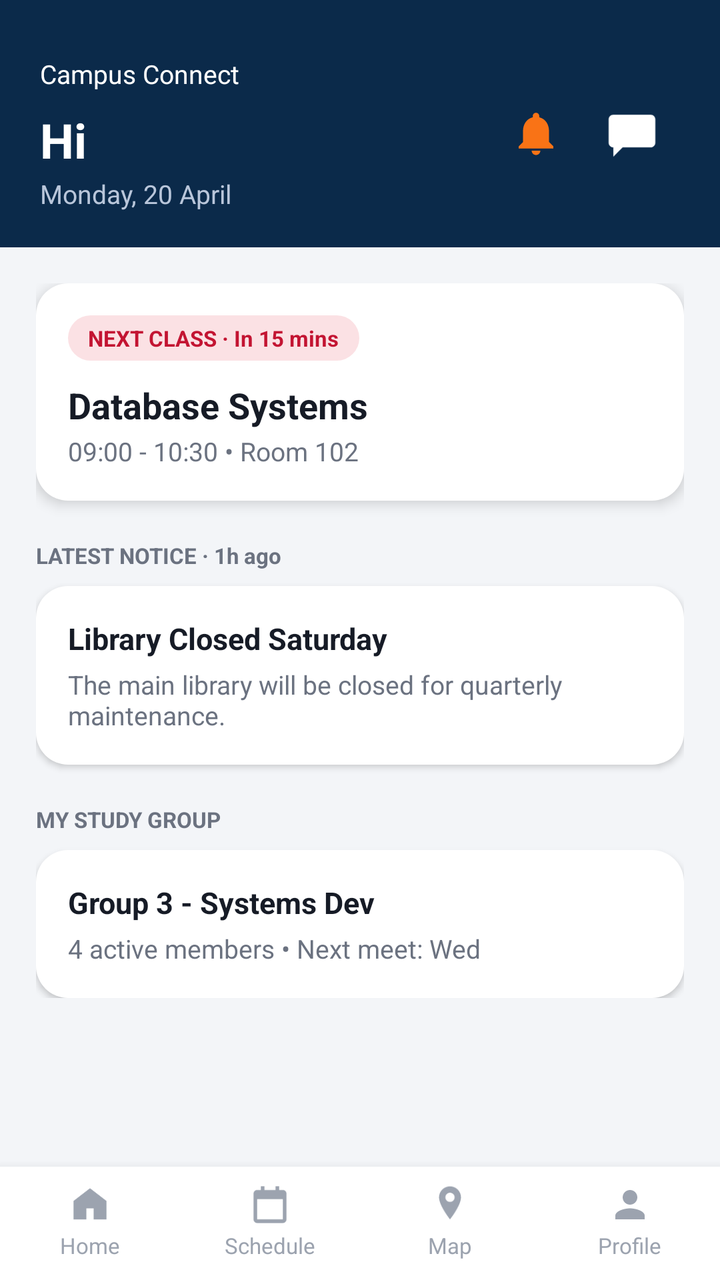
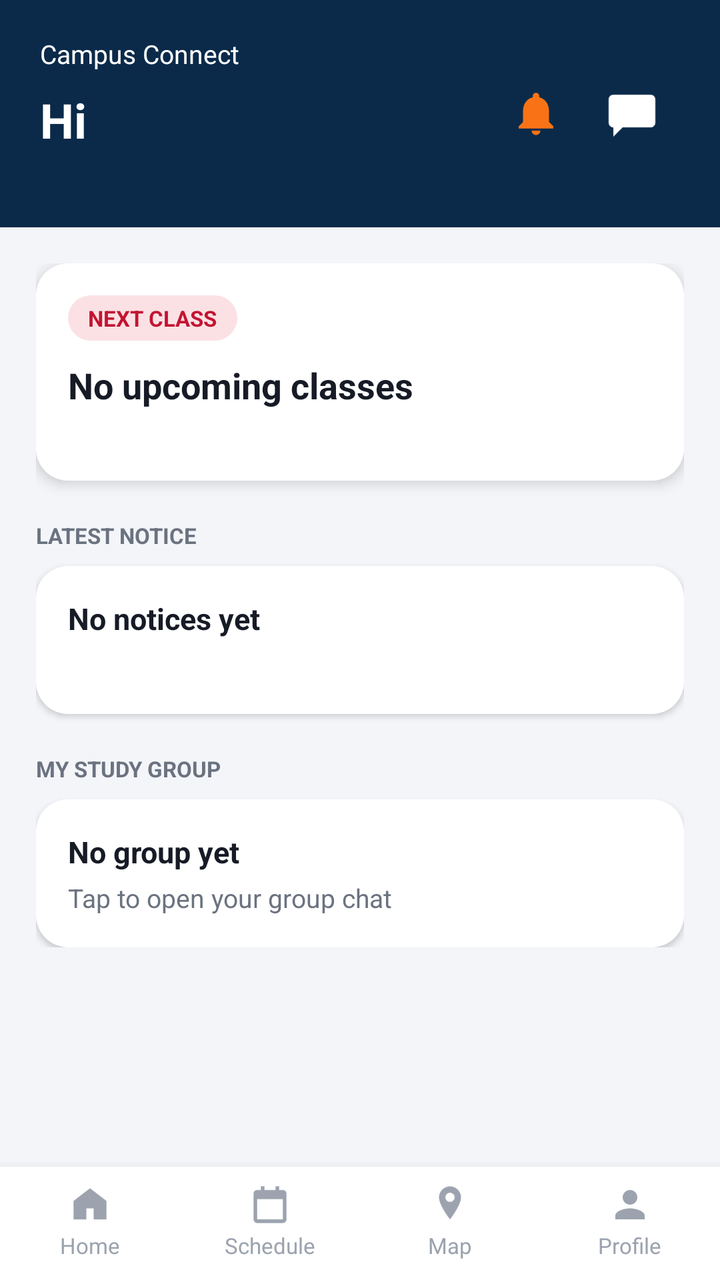

Before-and-after screenshots of an Android layout around one commit, followed by the original layout XML and the change that was made.
<!-- AndroidManifest.xml: application theme Theme.CampusApp -->
<!-- res/layout/activity_student_home.xml -->
<?xml version="1.0" encoding="utf-8"?>
<LinearLayout xmlns:android="http://schemas.android.com/apk/res/android"
    xmlns:app="http://schemas.android.com/apk/res-auto"
    android:layout_width="match_parent"
    android:layout_height="match_parent"
    android:orientation="vertical"
    android:background="@color/background">

    <ScrollView
        android:layout_width="match_parent"
        android:layout_height="0dp"
        android:layout_weight="1">

        <LinearLayout
            android:layout_width="match_parent"
            android:layout_height="wrap_content"
            android:orientation="vertical">

            <LinearLayout
                style="@style/SectionHeader"
                android:orientation="horizontal"
                android:gravity="center_vertical">

                <LinearLayout
                    android:layout_width="0dp"
                    android:layout_height="wrap_content"
                    android:layout_weight="1"
                    android:orientation="vertical">

                    <TextView
                        android:layout_width="wrap_content"
                        android:layout_height="wrap_content"
                        android:text="@string/app_name"
                        android:textColor="@color/white"
                        android:textSize="13sp"/>
                    <TextView
                        android:layout_width="wrap_content"
                        android:layout_height="wrap_content"
                        android:layout_marginTop="8dp"
                        android:id="@+id/tvGreeting"
                        android:text="Hi"
                        android:textColor="@color/white"
                        android:textSize="24sp"
                        android:textStyle="bold"/>
                    <TextView
                        android:layout_width="wrap_content"
                        android:layout_height="wrap_content"
                        android:layout_marginTop="2dp"
                        android:text="Monday, 20 April"
                        android:textColor="#B9C6DA"
                        android:textSize="13sp"/>
                </LinearLayout>

                <include layout="@layout/include_notice_bell"/>

                <ImageView
                    android:id="@+id/btnGroupChat"
                    android:layout_width="48dp"
                    android:layout_height="48dp"
                    android:src="@drawable/ic_chat"
                    app:tint="@color/white"
                    android:padding="10dp"
                    android:contentDescription="Group chat"
                    android:background="?attr/selectableItemBackgroundBorderless"/>
            </LinearLayout>

            <LinearLayout
                android:layout_width="match_parent"
                android:layout_height="wrap_content"
                android:orientation="vertical"
                android:padding="18dp">

                <LinearLayout
                    android:layout_width="match_parent"
                    android:layout_height="wrap_content"
                    android:orientation="vertical"
                    android:background="@drawable/bg_card"
                    android:padding="16dp"
                    android:layout_marginTop="0dp"
                    android:elevation="4dp">

                    <TextView
                        android:layout_width="wrap_content"
                        android:layout_height="wrap_content"
                        android:background="@drawable/bg_pill_red"
                        android:paddingLeft="10dp"
                        android:paddingRight="10dp"
                        android:paddingTop="4dp"
                        android:paddingBottom="4dp"
                        android:text="NEXT CLASS · In 15 mins"
                        android:textColor="@color/badge_red"
                        android:textSize="11sp"
                        android:textStyle="bold"/>

                    <TextView
                        android:layout_width="wrap_content"
                        android:layout_height="wrap_content"
                        android:layout_marginTop="10dp"
                        android:text="Database Systems"
                        android:textColor="@color/text_dark"
                        android:textSize="18sp"
                        android:textStyle="bold"/>

                    <TextView
                        android:layout_width="wrap_content"
                        android:layout_height="wrap_content"
                        android:layout_marginTop="2dp"
                        android:text="09:00 - 10:30 • Room 102"
                        android:textColor="@color/text_gray"
                        android:textSize="13sp"/>
                </LinearLayout>

                <TextView
                    android:layout_width="wrap_content"
                    android:layout_height="wrap_content"
                    android:layout_marginTop="20dp"
                    android:text="LATEST NOTICE · 1h ago"
                    android:textColor="@color/text_gray"
                    android:textSize="11sp"
                    android:textStyle="bold"/>

                <LinearLayout
                    android:layout_width="match_parent"
                    android:layout_height="wrap_content"
                    android:orientation="vertical"
                    android:background="@drawable/bg_card"
                    android:padding="16dp"
                    android:layout_marginTop="8dp"
                    android:elevation="2dp">

                    <TextView
                        android:layout_width="wrap_content"
                        android:layout_height="wrap_content"
                        android:text="Library Closed Saturday"
                        android:textColor="@color/text_dark"
                        android:textSize="15sp"
                        android:textStyle="bold"/>

                    <TextView
                        android:layout_width="match_parent"
                        android:layout_height="wrap_content"
                        android:layout_marginTop="4dp"
                        android:text="The main library will be closed for quarterly maintenance."
                        android:textColor="@color/text_gray"
                        android:textSize="13sp"/>
                </LinearLayout>

                <TextView
                    android:layout_width="wrap_content"
                    android:layout_height="wrap_content"
                    android:layout_marginTop="20dp"
                    android:text="MY STUDY GROUP"
                    android:textColor="@color/text_gray"
                    android:textSize="11sp"
                    android:textStyle="bold"/>

                <LinearLayout
                    android:id="@+id/cardStudyGroup"
                    android:layout_width="match_parent"
                    android:layout_height="wrap_content"
                    android:orientation="vertical"
                    android:background="@drawable/bg_card"
                    android:padding="16dp"
                    android:layout_marginTop="8dp"
                    android:elevation="2dp"
                    android:clickable="true"
                    android:focusable="true"
                    android:foreground="?attr/selectableItemBackground">

                    <TextView
                        android:layout_width="wrap_content"
                        android:layout_height="wrap_content"
                        android:text="Group 3 - Systems Dev"
                        android:textColor="@color/text_dark"
                        android:textSize="15sp"
                        android:textStyle="bold"/>

                    <TextView
                        android:layout_width="wrap_content"
                        android:layout_height="wrap_content"
                        android:layout_marginTop="4dp"
                        android:text="4 active members • Next meet: Wed"
                        android:textColor="@color/text_gray"
                        android:textSize="13sp"/>
                </LinearLayout>

            </LinearLayout>
        </LinearLayout>
    </ScrollView>

    <include layout="@layout/layout_bottom_nav" android:id="@+id/bottomNavInclude"/>

</LinearLayout>
<!-- res/layout/include_notice_bell.xml (included above) -->
<?xml version="1.0" encoding="utf-8"?>
<FrameLayout xmlns:android="http://schemas.android.com/apk/res/android"
    xmlns:app="http://schemas.android.com/apk/res-auto"
    xmlns:tools="http://schemas.android.com/tools"
    android:id="@+id/noticeBell"
    android:layout_width="48dp"
    android:layout_height="48dp"
    android:background="?attr/selectableItemBackgroundBorderless"
    android:clickable="true"
    android:focusable="true">

    <ImageView
        android:layout_width="26dp"
        android:layout_height="26dp"
        android:layout_gravity="center"
        android:importantForAccessibility="no"
        android:src="@drawable/ic_notices"
        app:tint="@color/notice_orange" />

    <TextView
        android:id="@+id/bellBadge"
        android:layout_width="wrap_content"
        android:layout_height="18dp"
        android:layout_gravity="top|end"
        android:background="@drawable/bg_pill_red"
        android:gravity="center"
        android:minWidth="18dp"
        android:paddingStart="5dp"
        android:paddingEnd="5dp"
        android:textColor="@color/white"
        android:textSize="10sp"
        android:textStyle="bold"
        android:visibility="gone"
        tools:ignore="SmallSp" />
</FrameLayout>
<!-- res/layout/layout_bottom_nav.xml (included above) -->
<?xml version="1.0" encoding="utf-8"?>
<LinearLayout xmlns:android="http://schemas.android.com/apk/res/android"
    android:id="@+id/bottomNav"
    android:layout_width="match_parent"
    android:layout_height="wrap_content"
    android:orientation="horizontal"
    android:background="@color/white"
    android:elevation="8dp"
    android:paddingTop="8dp"
    android:paddingBottom="10dp">

    <LinearLayout android:id="@+id/navHome" style="@style/BottomNavItem">
        <ImageView android:id="@+id/navHomeIcon" style="@style/BottomNavIcon" android:src="@drawable/ic_home"/>
        <TextView android:id="@+id/navHomeLabel" style="@style/BottomNavLabel" android:text="Home"/>
    </LinearLayout>

    <LinearLayout android:id="@+id/navSchedule" style="@style/BottomNavItem">
        <ImageView android:id="@+id/navScheduleIcon" style="@style/BottomNavIcon" android:src="@drawable/ic_schedule"/>
        <TextView android:id="@+id/navScheduleLabel" style="@style/BottomNavLabel" android:text="Schedule"/>
    </LinearLayout>

    <LinearLayout android:id="@+id/navMap" style="@style/BottomNavItem">
        <ImageView android:id="@+id/navMapIcon" style="@style/BottomNavIcon" android:src="@drawable/ic_map"/>
        <TextView android:id="@+id/navMapLabel" style="@style/BottomNavLabel" android:text="@string/map"/>
    </LinearLayout>

    <LinearLayout android:id="@+id/navProfile" style="@style/BottomNavItem">
        <ImageView android:id="@+id/navProfileIcon" style="@style/BottomNavIcon" android:src="@drawable/ic_profile"/>
        <TextView android:id="@+id/navProfileLabel" style="@style/BottomNavLabel" android:text="Profile"/>
    </LinearLayout>

</LinearLayout>
<!-- resources referenced by this layout -->
<resources>
  <color name="background">#F3F5F8</color>
  <color name="badge_red">#C31432</color>
  <color name="notice_orange">#F97316</color>
  <color name="text_dark">#161B26</color>
  <color name="text_gray">#6B7280</color>
  <color name="white">#FFFFFF</color>
  <!-- drawable bg_card (drawable) -->
  <?xml version="1.0" encoding="utf-8"?>
  <shape xmlns:android="http://schemas.android.com/apk/res/android" android:shape="rectangle">
      <solid android:color="@color/card_white" />
      <corners android:radius="16dp" />
  </shape>
  <!-- drawable bg_pill_red (drawable) -->
  <?xml version="1.0" encoding="utf-8"?>
  <shape xmlns:android="http://schemas.android.com/apk/res/android" android:shape="rectangle">
      <solid android:color="@color/badge_red_bg" />
      <corners android:radius="20dp" />
  </shape>
  <!-- drawable ic_chat (drawable) -->
  <vector xmlns:android="http://schemas.android.com/apk/res/android"
      android:width="24dp" android:height="24dp" android:viewportWidth="24" android:viewportHeight="24">
      <path android:fillColor="@android:color/white"
          android:pathData="M4,4 L20,4 C21.1,4 22,4.9 22,6 L22,16 C22,17.1 21.1,18 20,18 L8,18 L4,22 L4,18 L4,18 C2.9,18 2,17.1 2,16 L2,6 C2,4.9 2.9,4 4,4 Z"/>
  </vector>
  <!-- drawable ic_home (drawable) -->
  <vector xmlns:android="http://schemas.android.com/apk/res/android"
      android:width="24dp" android:height="24dp" android:viewportWidth="24" android:viewportHeight="24"
      android:tint="?attr/colorControlNormal">
      <path android:fillColor="@android:color/white"
          android:pathData="M12,3 L21,10 L21,20 L14,20 L14,14 L10,14 L10,20 L3,20 L3,10 Z"
          android:fillType="evenOdd"/>
  </vector>
  <string name="app_name">Campus Connect</string>
  <string name="map">Map</string>
  <style name="BottomNavIcon">
          <item name="android:layout_width">22dp</item>
          <item name="android:layout_height">22dp</item>
          <item name="android:tint">@color/text_gray_light</item>
      </style>
  <style name="BottomNavLabel">
          <item name="android:layout_width">wrap_content</item>
          <item name="android:layout_height">wrap_content</item>
          <item name="android:layout_marginTop">2dp</item>
          <item name="android:textSize">11sp</item>
          <item name="android:textColor">@color/text_gray_light</item>
      </style>
  <style name="SectionHeader">
          <item name="android:layout_width">match_parent</item>
          <item name="android:layout_height">wrap_content</item>
          <item name="android:background">@color/navy_dark</item>
          <item name="android:paddingLeft">20dp</item>
          <item name="android:paddingRight">20dp</item>
          <item name="android:paddingTop">28dp</item>
          <item name="android:paddingBottom">18dp</item>
          <item name="android:orientation">vertical</item>
      </style>
  <style name="Theme.CampusApp" parent="Theme.MaterialComponents.Light.NoActionBar">
          <item name="colorPrimary">@color/primary_blue</item>
          <item name="colorPrimaryDark">@color/navy_dark</item>
          <item name="colorAccent">@color/primary_red</item>
          <item name="android:windowBackground">@color/background</item>
          <item name="android:statusBarColor">@color/navy_dark</item>
      </style>
  <color name="card_white">#FFFFFF</color>
  <color name="badge_red_bg">#FBE1E4</color>
  <color name="text_gray_light">#9CA3AF</color>
  <color name="navy_dark">#0B2A4A</color>
  <color name="primary_blue">#12469E</color>
  <color name="primary_red">#C31432</color>
  <!-- unchanged entries left out for length: 5 -->
</resources>

<!-- the commit's change to res/layout/activity_student_home.xml (unified diff, before → after) -->
@@ -46,7 +46,8 @@
                         android:layout_width="wrap_content"
                         android:layout_height="wrap_content"
                         android:layout_marginTop="2dp"
-                        android:text="Monday, 20 April"
+                        android:id="@+id/tvDate"
+                        android:text=""
                         android:textColor="#B9C6DA"
                         android:textSize="13sp"/>
                 </LinearLayout>
@@ -77,7 +78,11 @@
                     android:background="@drawable/bg_card"
                     android:padding="16dp"
                     android:layout_marginTop="0dp"
-                    android:elevation="4dp">
+                    android:elevation="4dp"
+                    android:id="@+id/cardNextClass"
+                    android:clickable="true"
+                    android:focusable="true"
+                    android:foreground="?attr/selectableItemBackground">
 
                     <TextView
                         android:layout_width="wrap_content"
@@ -87,7 +92,8 @@
                         android:paddingRight="10dp"
                         android:paddingTop="4dp"
                         android:paddingBottom="4dp"
-                        android:text="NEXT CLASS · In 15 mins"
+                        android:id="@+id/tvNextBadge"
+                        android:text="NEXT CLASS"
                         android:textColor="@color/badge_red"
                         android:textSize="11sp"
                         android:textStyle="bold"/>
@@ -96,7 +102,8 @@
                         android:layout_width="wrap_content"
                         android:layout_height="wrap_content"
                         android:layout_marginTop="10dp"
-                        android:text="Database Systems"
+                        android:id="@+id/tvNextName"
+                        android:text="No upcoming classes"
                         android:textColor="@color/text_dark"
                         android:textSize="18sp"
                         android:textStyle="bold"/>
@@ -105,7 +112,8 @@
                         android:layout_width="wrap_content"
                         android:layout_height="wrap_content"
                         android:layout_marginTop="2dp"
-                        android:text="09:00 - 10:30 • Room 102"
+                        android:id="@+id/tvNextDetails"
+                        android:text=""
                         android:textColor="@color/text_gray"
                         android:textSize="13sp"/>
                 </LinearLayout>
@@ -114,7 +122,8 @@
                     android:layout_width="wrap_content"
                     android:layout_height="wrap_content"
                     android:layout_marginTop="20dp"
-                    android:text="LATEST NOTICE · 1h ago"
+                    android:id="@+id/tvLatestLabel"
+                    android:text="LATEST NOTICE"
                     android:textColor="@color/text_gray"
                     android:textSize="11sp"
                     android:textStyle="bold"/>
@@ -126,12 +135,17 @@
                     android:background="@drawable/bg_card"
                     android:padding="16dp"
                     android:layout_marginTop="8dp"
-                    android:elevation="2dp">
-
-                    <TextView
-                        android:layout_width="wrap_content"
-                        android:layout_height="wrap_content"
-                        android:text="Library Closed Saturday"
+                    android:elevation="2dp"
+                    android:id="@+id/cardLatestNotice"
+                    android:clickable="true"
+                    android:focusable="true"
+                    android:foreground="?attr/selectableItemBackground">
+
+                    <TextView
+                        android:layout_width="wrap_content"
+                        android:layout_height="wrap_content"
+                        android:id="@+id/tvLatestTitle"
+                        android:text="No notices yet"
                         android:textColor="@color/text_dark"
                         android:textSize="15sp"
                         android:textStyle="bold"/>
@@ -140,7 +154,8 @@
                         android:layout_width="match_parent"
                         android:layout_height="wrap_content"
                         android:layout_marginTop="4dp"
-                        android:text="The main library will be closed for quarterly maintenance."
+                        android:id="@+id/tvLatestBody"
+                        android:text=""
                         android:textColor="@color/text_gray"
                         android:textSize="13sp"/>
                 </LinearLayout>
@@ -170,7 +185,8 @@
                     <TextView
                         android:layout_width="wrap_content"
                         android:layout_height="wrap_content"
-                        android:text="Group 3 - Systems Dev"
+                        android:id="@+id/tvGroupName"
+                        android:text="No group yet"
                         android:textColor="@color/text_dark"
                         android:textSize="15sp"
                         android:textStyle="bold"/>
@@ -179,7 +195,8 @@
                         android:layout_width="wrap_content"
                         android:layout_height="wrap_content"
                         android:layout_marginTop="4dp"
-                        android:text="4 active members • Next meet: Wed"
+                        android:id="@+id/tvGroupDetails"
+                        android:text="Tap to open your group chat"
                         android:textColor="@color/text_gray"
                         android:textSize="13sp"/>
                 </LinearLayout>
@@ -216,7 +233,7 @@
         android:layout_width="wrap_content"
         android:layout_height="18dp"
         android:layout_gravity="top|end"
-        android:background="@drawable/bg_pill_red"
+        android:background="@drawable/bg_badge_count"
         android:gravity="center"
         android:minWidth="18dp"
         android:paddingStart="5dp"
<!-- resource entries referenced after the edit -->
@@ -6,6 +6,13 @@
   <color name="text_dark">#161B26</color>
   <color name="text_gray">#6B7280</color>
   <color name="white">#FFFFFF</color>
+  <!-- drawable bg_badge_count (drawable) -->
+  <?xml version="1.0" encoding="utf-8"?>
+  <shape xmlns:android="http://schemas.android.com/apk/res/android" android:shape="rectangle">
+      <solid android:color="@color/badge_red" />
+      <corners android:radius="9dp" />
+      <stroke android:width="1.5dp" android:color="@color/white" />
+  </shape>
   <!-- drawable bg_card (drawable) -->
   <?xml version="1.0" encoding="utf-8"?>
   <shape xmlns:android="http://schemas.android.com/apk/res/android" android:shape="rectangle">
@@ -52,7 +59,7 @@
           <item name="android:background">@color/navy_dark</item>
           <item name="android:paddingLeft">20dp</item>
           <item name="android:paddingRight">20dp</item>
-          <item name="android:paddingTop">28dp</item>
+          <item name="android:paddingTop">18dp</item>
           <item name="android:paddingBottom">18dp</item>
           <item name="android:orientation">vertical</item>
       </style>
